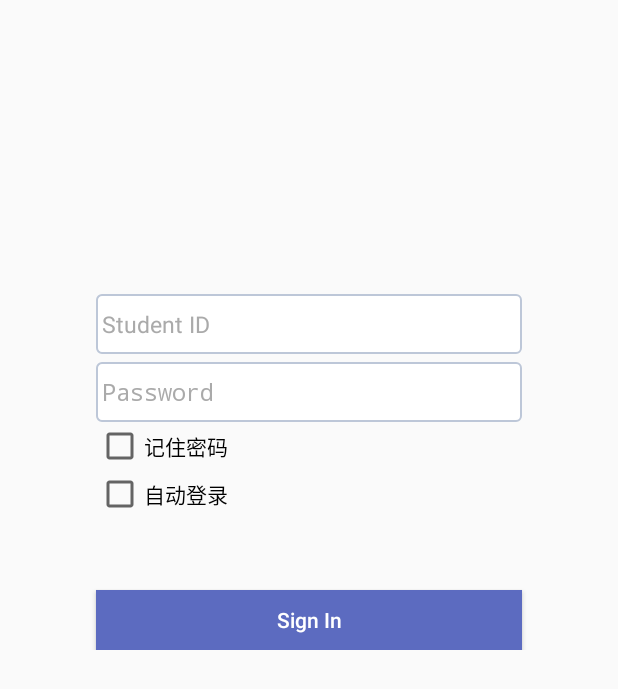
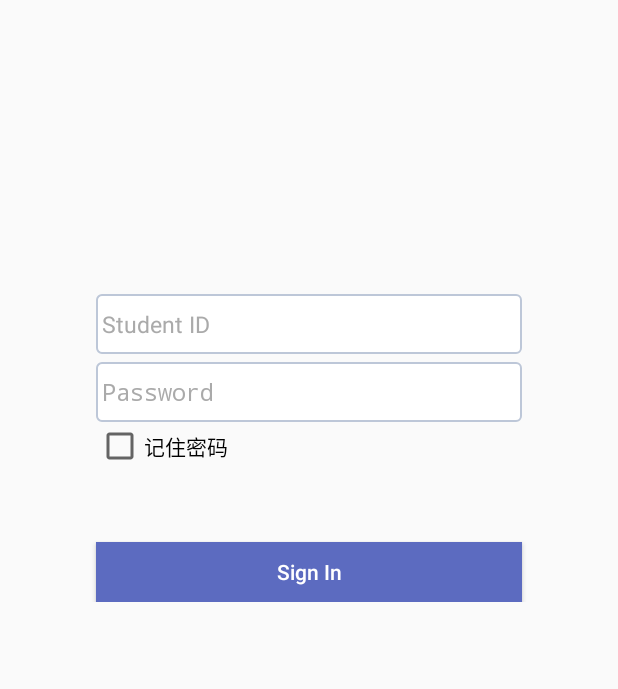
Before and after one commit to lihenggui/XMUAssistant, an Android app: the LoginActivity screen opened directly, with no data from a screen before it, on a phone screen of 412 x 824 dp. Shown: the top 689 px of the screen. Run offline under Robolectric (Android 15) with nearby library versions, the phone set to English and light mode, and no system bars; libraries missing offline, so code that uses them is left out: com.franmontiel.persistentcookiejar; 2 statements that could not run were skipped.

Commit message:
增加了jvm的最大heap值（2048m），编译速度更快，但也更吃内存了 完成了登录的跳转，如果有了用户名就可以自动转入Mainactivity中 对新闻的获取加入了判断，没有新闻的时候提示用户下拉获取新闻

```diff
--- a/app/src/main/java/com/merxury/xmuassistant/ElecQuery.java
+++ b/app/src/main/java/com/merxury/xmuassistant/ElecQuery.java
@@ -38,16 +38,15 @@ public class ElecQuery {
 
 
     //getters and setters 写入&读取各种信息
-    public String getMoney() {
+    public double getMoney() {
         if (moneyLeft.isEmpty()) {
             try {
                 moneyLeft = getElec();
             } catch (IOException e) {
                 e.printStackTrace();
             }
-            return moneyLeft;
         }
-        return moneyLeft;
+        return Double.valueOf(moneyLeft);
     }
 
     public String getUrl() {
--- a/app/src/main/java/com/merxury/xmuassistant/LoginActivity.java
+++ b/app/src/main/java/com/merxury/xmuassistant/LoginActivity.java
@@ -19,7 +19,6 @@ import android.view.KeyEvent;
 import android.view.View;
 import android.view.View.OnClickListener;
 import android.view.inputmethod.EditorInfo;
-import android.widget.ArrayAdapter;
 import android.widget.AutoCompleteTextView;
 import android.widget.Button;
 import android.widget.CheckBox;
@@ -38,7 +37,6 @@ import org.jsoup.select.Elements;
 
 import java.io.IOException;
 import java.util.HashMap;
-import java.util.List;
 import java.util.Map;
 
 import okhttp3.FormBody;
@@ -90,11 +88,10 @@ public class LoginActivity extends Activity {
         /*
         持久化保存cookies~一次登陆即有效~
          */
-        sp = this.getSharedPreferences("data", MODE_PRIVATE);
-        rem_pw = (CheckBox) findViewById(R.id.CB_password);
-        auto_login = (CheckBox) findViewById(R.id.CB_auto);
-        mEmailView = (AutoCompleteTextView) findViewById(R.id.email);
-        mPasswordView = (EditText) findViewById(R.id.password);
+        sp = this.getSharedPreferences("data", MODE_PRIVATE);//获得可以读取的配置文件
+        rem_pw = (CheckBox) findViewById(R.id.CB_password);//记住密码复选框
+        mEmailView = (AutoCompleteTextView) findViewById(R.id.email);//用户名框
+        mPasswordView = (EditText) findViewById(R.id.password);//密码框
         mPasswordView.setTransformationMethod(HideReturnsTransformationMethod.getInstance());
         ClearableCookieJar cookieJar =
                 new PersistentCookieJar(new SetCookieCache(), new SharedPrefsCookiePersistor(this));
@@ -115,13 +112,14 @@ public class LoginActivity extends Activity {
             rem_pw.setChecked(true);
             mEmailView.setText(sp.getString("account", ""));//填入账号
             mPasswordView.setText(sp.getString("password", ""));//填入密码
-            //判断自动登陆多选框状态
-            if (sp.getBoolean("AUTO_ISCHECK", false)) {
+            //判断自动登陆多选框状态/
+            //由于默认设置为自动登陆，就把它给注释掉了
+/*            if (sp.getBoolean("AUTO_ISCHECK", false)) {
                 //设置自动登录复选框默认是自动登录状态
                 auto_login.setChecked(true);
                 //跳转界面  跳转至下一个活动
                 attemptLogin();//！！！！！不确定！！！！！
-            }
+            }*/
         }
         mPasswordView
                 .setOnEditorActionListener(new TextView.OnEditorActionListener() {
@@ -150,7 +148,7 @@ public class LoginActivity extends Activity {
                 }
             }
         });
-        //监听自动登录多选框事件
+/*        //监听自动登录多选框事件
         auto_login.setOnCheckedChangeListener(new CompoundButton.OnCheckedChangeListener() {
             public void onCheckedChanged(CompoundButton buttonView, boolean isChecked) {
                 if (auto_login.isChecked()) {
@@ -162,7 +160,7 @@ public class LoginActivity extends Activity {
                     sp.edit().putBoolean("AUTO_ISCHECK", false).apply();
                 }
             }
-        });
+        });*/
         Button mEmailSignInButton = (Button) findViewById(R.id.email_sign_in_button);
         mEmailSignInButton.setOnClickListener(new OnClickListener() {
             @Override
@@ -272,16 +270,6 @@ public class LoginActivity extends Activity {
     }
 
 
-    private void addEmailsToAutoComplete(List<String> emailAddressCollection) {
-        // Create adapter to tell the AutoCompleteTextView what to show in its
-        // dropdown list.
-        ArrayAdapter<String> adapter = new ArrayAdapter<String>(
-                LoginActivity.this,
-                android.R.layout.simple_dropdown_item_1line,
-                emailAddressCollection);
-
-        mEmailView.setAdapter(adapter);
-    }
 
     // init cookie manager
 
--- a/app/src/main/java/com/merxury/xmuassistant/MainActivity.java
+++ b/app/src/main/java/com/merxury/xmuassistant/MainActivity.java
@@ -258,6 +258,12 @@ public class MainActivity extends AppCompatActivity implements SwipeRefreshLayou
         titleTextView = (TextView) findViewById(R.id.news_title);
         contentTextView = (TextView) findViewById(R.id.news_content);
         newsCardView = (CardView) findViewById(R.id.newsCard);
+        //对新闻体进行判断，如果是空新闻的话，提示用户刷新
+        if (news == null) {
+            titleTextView.setText("请下拉刷新以获取新闻！");
+            contentTextView.setText("请下拉刷新以获取新闻！");
+            return;
+        }
         //初始化新闻内容，从数据库中读取
         NewsQuery.News temp = news.get(0);
         titleTextView.setText(temp.getTitle());
--- a/app/src/main/java/com/merxury/xmuassistant/NewsQuery.java
+++ b/app/src/main/java/com/merxury/xmuassistant/NewsQuery.java
@@ -129,6 +129,11 @@ public class NewsQuery extends SQLiteOpenHelper {
             newsList.add(news);
         }
         cursor.close();
+        //判定newsList是否为空，如果为空，返回null
+        if (newsList.isEmpty()) {
+            return null;
+        }
+        //不为空，返回List集合
         return newsList;
 
     }
--- a/app/src/main/res/layout/activity_login.xml
+++ b/app/src/main/res/layout/activity_login.xml
@@ -69,13 +69,6 @@
                 android:layout_marginRight="48dp"
                 android:text="记住密码" />
 
-            <CheckBox
-                android:id="@+id/CB_auto"
-                android:layout_width="wrap_content"
-                android:layout_height="wrap_content"
-                android:layout_marginLeft="48dp"
-                android:layout_marginRight="48dp"
-                android:text="自动登录" />
             <Button
                 android:id="@+id/email_sign_in_button"
                 android:layout_width="match_parent"
--- a/gradle.properties
+++ b/gradle.properties
@@ -10,7 +10,7 @@
 # Specifies the JVM arguments used for the daemon process.
 # The setting is particularly useful for tweaking memory settings.
 # Default value: -Xmx10248m -XX:MaxPermSize=256m
-# org.gradle.jvmargs=-Xmx2048m -XX:MaxPermSize=512m -XX:+HeapDumpOnOutOfMemoryError -Dfile.encoding=UTF-8
+org.gradle.jvmargs=-Xmx2048m -XX:MaxPermSize=512m -XX:+HeapDumpOnOutOfMemoryError -Dfile.encoding=UTF-8
 
 # When configured, Gradle will run in incubating parallel mode.
 # This option should only be used with decoupled projects. More details, visit
```
Also changed, not shown: app/src/main/java/com/merxury/xmuassistant/AppStart.java (+2 -14 lines), app/src/main/java/com/merxury/xmuassistant/BackgroundService.java (added, +36 -0 lines), app/src/main/java/com/merxury/xmuassistant/CardQuery.java (+17 -4 lines), app/src/main/java/com/merxury/xmuassistant/QuickRoadActivity.java (+9 -11 lines).
